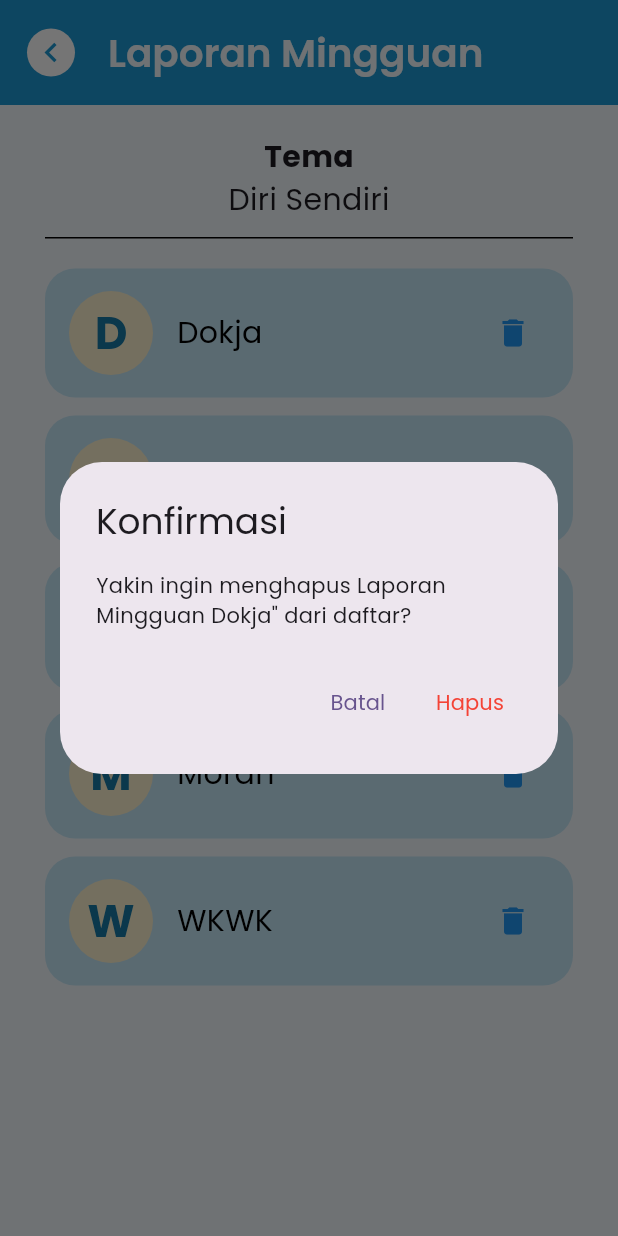
After one commit to MuhammadHelga/kartanary, a Flutter app: the DetailWeeklyReportPage screen opened directly, after a tap on the "delete" icon, on a phone screen of 412 x 824 dp. The commit adds this screen. Run offline on Flutter 3.47's test engine with Material 3 defaults, Android fonts, the phone set to English and light mode, and no system bars; our stand-ins replace carousel_slider, cloud_firestore, device_info_plus, file_picker, firebase_auth, firebase_core and 3 more; missing offline and left inert: dart:ffi; accounts and stored records are empty.

Commit message:
update output laporan all

```diff
--- a/lib/guru_pages/create_class_page.dart
+++ b/lib/guru_pages/create_class_page.dart
@@ -137,9 +137,7 @@ class _CreateClassPageState extends State<CreateClassPage> {
                 onPressed: () {
                   Navigator.push(
                     context,
-                    MaterialPageRoute(builder: (context) => InputStudentPage(onAddChild: (child) {
-                      // Add your implementation for onAddChild here
-                    })),
+                    MaterialPageRoute(builder: (context) => InputStudentPage()),
                   );
                 },
                 style: ElevatedButton.styleFrom(
--- /dev/null
+++ b/lib/guru_pages/guru_report_pages/guru_detail_weekly.dart
@@ -0,0 +1,171 @@
+import 'package:flutter/material.dart';
+import 'package:lifesync_capstone_project/ortu_pages/reporting_pages/weekly_reporting/first_week_report.dart';
+import '../../theme/AppColors.dart';
+
+class DetailWeeklyReportPage extends StatefulWidget {
+  const DetailWeeklyReportPage({super.key});
+
+  @override
+  State<DetailWeeklyReportPage> createState() => _DetailWeeklyReportPageState();
+}
+
+class _DetailWeeklyReportPageState extends State<DetailWeeklyReportPage> {
+
+  final List<String> childrenNames = ['Dokja', 'Rafayel', 'Caleb', 'Moran', 'WKWK'];
+
+
+  String getInitial(String name) {
+    if (name.isEmpty) return '';
+    return name.trim()[0].toUpperCase();
+  }
+
+
+  @override
+  Widget build(BuildContext context) {
+    return Scaffold(
+      backgroundColor: AppColors.primary5,
+      appBar: AppBar(
+        backgroundColor: AppColors.primary50,
+        elevation: 0,
+        title: Text(
+          'Laporan Mingguan',
+          style: TextStyle(
+            fontSize: 26,
+            fontWeight: FontWeight.w600,
+            color: AppColors.primary5,
+          ),
+        ),
+        leading: IconButton(
+          padding: const EdgeInsets.only(left: 12.0),
+          icon: Container(
+            padding: const EdgeInsets.all(3.0),
+            decoration: const BoxDecoration(
+              shape: BoxShape.circle,
+              color: Colors.white,
+            ),
+            child: Icon(
+              Icons.chevron_left,
+              color: AppColors.primary50,
+              size: 26,
+            ),
+          ),
+          onPressed: () {
+            Navigator.of(context).pop();
+          },
+        ),
+        toolbarHeight: 70,
+      ),
+      body: Padding(
+        padding: const EdgeInsets.symmetric(horizontal: 30, vertical: 20),
+        child: Column(
+          crossAxisAlignment: CrossAxisAlignment.start,
+          children: [
+            Center(
+              child: Column(
+                children: [
+                  Text(
+                    'Tema',
+                    style: TextStyle(fontSize: 20, fontWeight: FontWeight.bold),
+                  ),
+                  Text(
+                    'Diri Sendiri',
+                    style: TextStyle(fontSize: 20),
+                  ),
+                  const SizedBox(height: 10),
+                  Container(
+                    width: double.infinity,
+                    height: 1,
+                    color: Colors.black,
+                  ),
+                ],
+              ),
+            ),
+            const SizedBox(height: 20),
+            Expanded(
+              child: ListView.separated(
+                itemCount: childrenNames.length,
+                separatorBuilder: (_, __) => const SizedBox(height: 12),
+                itemBuilder: (context, index) {
+                  final name = childrenNames[index];
+                  final initial = getInitial(name);
+                  return GestureDetector(
+                    onTap: () {
+                      Navigator.push(
+                        context,
+                        MaterialPageRoute(builder: (context) => const FirstWeekReport()),
+                      );
+                    },
+                    child: Container(
+                      decoration: BoxDecoration(
+                        color: AppColors.primary10,
+                        borderRadius: BorderRadius.circular(20),
+                      ),
+                      padding: const EdgeInsets.symmetric(horizontal: 16, vertical: 15),
+                      child: Row(
+                        mainAxisAlignment: MainAxisAlignment.spaceBetween,
+                        children: [
+                          Row(
+                            children: [
+                              CircleAvatar(
+                                backgroundColor: AppColors.secondary50,
+                                radius: 28,
+                                child: Text(
+                                  initial,
+                                  style: const TextStyle(
+                                    color: AppColors.primary300,
+                                    fontWeight: FontWeight.bold,
+                                    fontSize: 30,
+                                  ),
+                                ),
+                              ),
+                              const SizedBox(width: 16),
+                              Text(
+                                name,
+                                style: const TextStyle(
+                                  fontSize: 20,
+                                  color: Colors.black,
+                                  fontWeight: FontWeight.w500,
+                                ),
+                              ),
+                            ],
+                          ),
+                          IconButton(
+                          icon: const Icon(Icons.delete, color: Colors.blue),
+                          onPressed: () {
+                            showDialog(
+                              context: context,
+                              builder: (context) => AlertDialog(
+                                title: Text('Konfirmasi'),
+                                content: Text('Yakin ingin menghapus Laporan Mingguan ${childrenNames[index]}" dari daftar?'),
+                                actions: [
+                                  TextButton(
+                                    onPressed: () => Navigator.of(context).pop(), // Tutup dialog
+                                    child: Text('Batal'),
+                                  ),
+                                  TextButton(
+                                    onPressed: () {
+                                      setState(() {
+                                        childrenNames.removeAt(index); // Hapus anak
+                                      });
+                                      Navigator.of(context).pop(); // Tutup dialog
+                                    },
+                                    child: Text('Hapus', style: TextStyle(color: Colors.red)),
+                                  ),
+                                ],
+                              ),
+                            );
+                          },
+                        ),
+                        ],
+                      ),
+                    )
+                  );
+                },
+              ),
+            ),
+          ],
+        ),
+      ),
+    );
+  }
+}
--- a/lib/main.dart
+++ b/lib/main.dart
@@ -1,10 +1,5 @@
 import 'package:flutter/material.dart';
-import 'package:lifesync_capstone_project/guru_pages/choose_class_page.dart';
-import 'package:lifesync_capstone_project/guru_pages/guru_report_pages/guru_report_main_page.dart';
 import 'screens/splash_screen.dart';
-import 'screens/role_option_page.dart';
-import 'ortu_pages//home_pages/home_page.dart';
-import 'widgets/bottom_navbar.dart';
 
 import 'package:firebase_core/firebase_core.dart';
 import 'firebase_options.dart';
```
Also changed, not shown: lib/guru_pages/guru_report_pages/guru_daily_report.dart (+13 -1 lines), lib/guru_pages/guru_report_pages/guru_detail_daily.dart (added, +55 -0 lines), lib/guru_pages/guru_report_pages/guru_detail_semester.dart (added, +141 -0 lines), lib/guru_pages/guru_report_pages/guru_semester_report.dart (+74 -4 lines), lib/guru_pages/guru_report_pages/guru_weekly_report.dart (+31 -6 lines), lib/guru_pages/input_student_page.dart (+5 -5 lines), lib/guru_pages/list_student_page.dart (+13 -13 lines).
